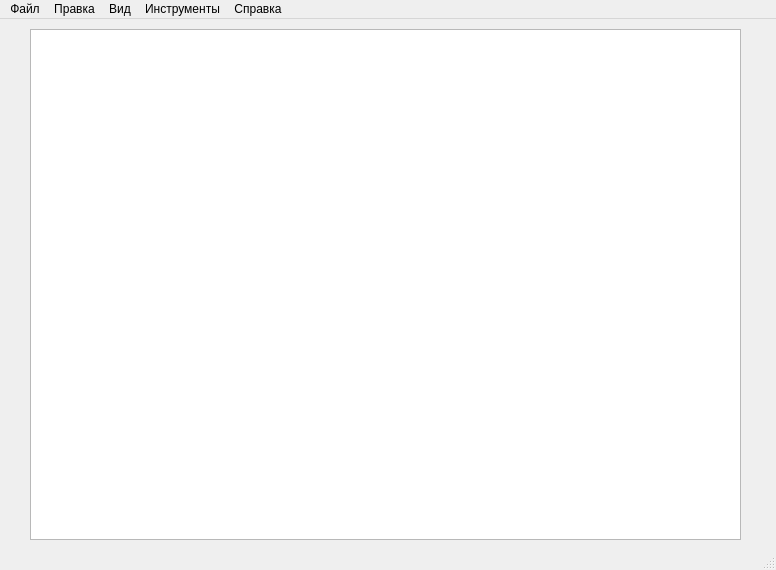
First picture: the form in src/interface/mainwindow.ui, repository YoukaiCat/TMIS, before the edit.
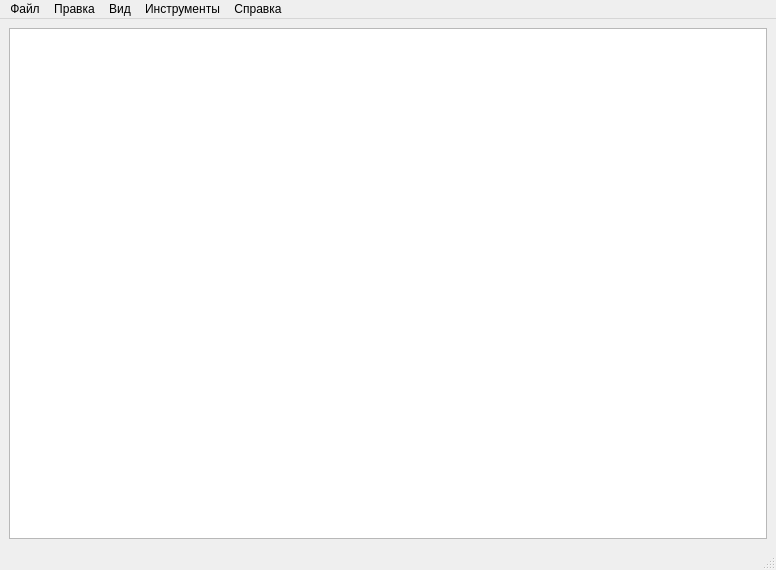
Second picture: the form after the edit.

Diff of the .ui file:
```diff
--- a/src/interface/mainwindow.ui
+++ b/src/interface/mainwindow.ui
@@ -14,19 +14,15 @@
    <string>Timetable management information system</string>
   </property>
   <widget class="QWidget" name="centralwidget">
+   <layout class="QGridLayout" name="gridLayout">
+    <item row="0" column="0">
    <widget class="QTableView" name="studiesTableView">
-    <property name="geometry">
-     <rect>
-      <x>30</x>
-      <y>10</y>
-      <width>711</width>
-      <height>511</height>
-     </rect>
-    </property>
     <property name="sortingEnabled">
      <bool>true</bool>
     </property>
    </widget>
+    </item>
+   </layout>
   </widget>
   <widget class="QMenuBar" name="menubar">
    <property name="geometry">
```
Left out of the diff: 6 changed lines with no effect on the pictures. Lines whose indentation alone changed are shown as unchanged.
